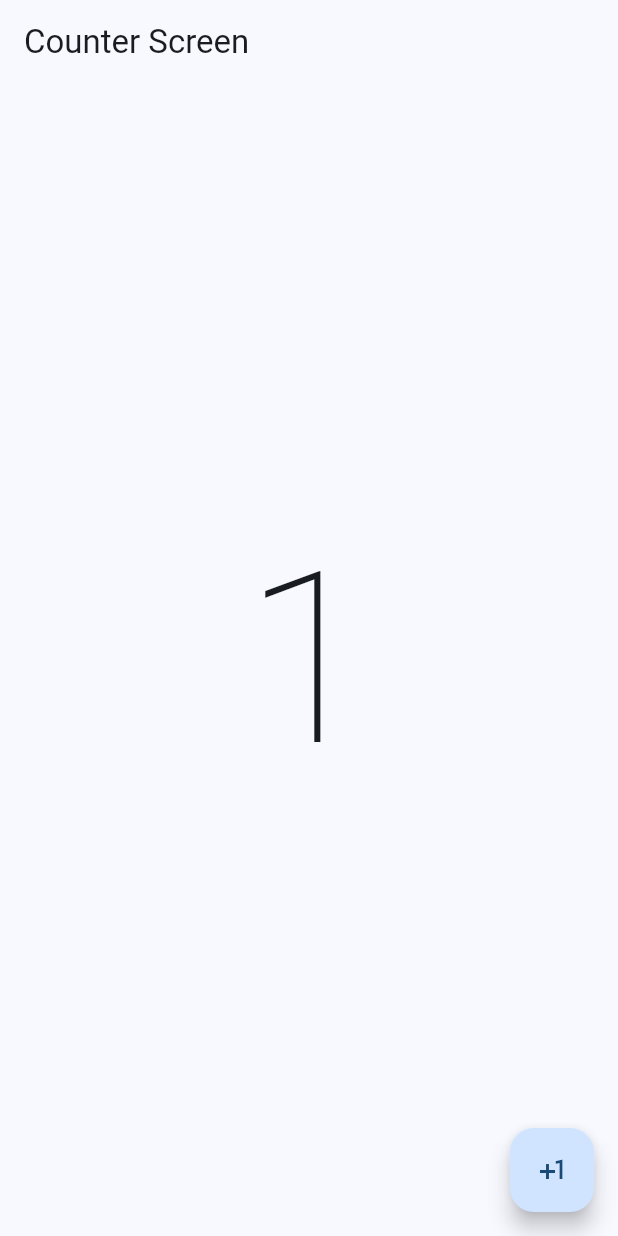
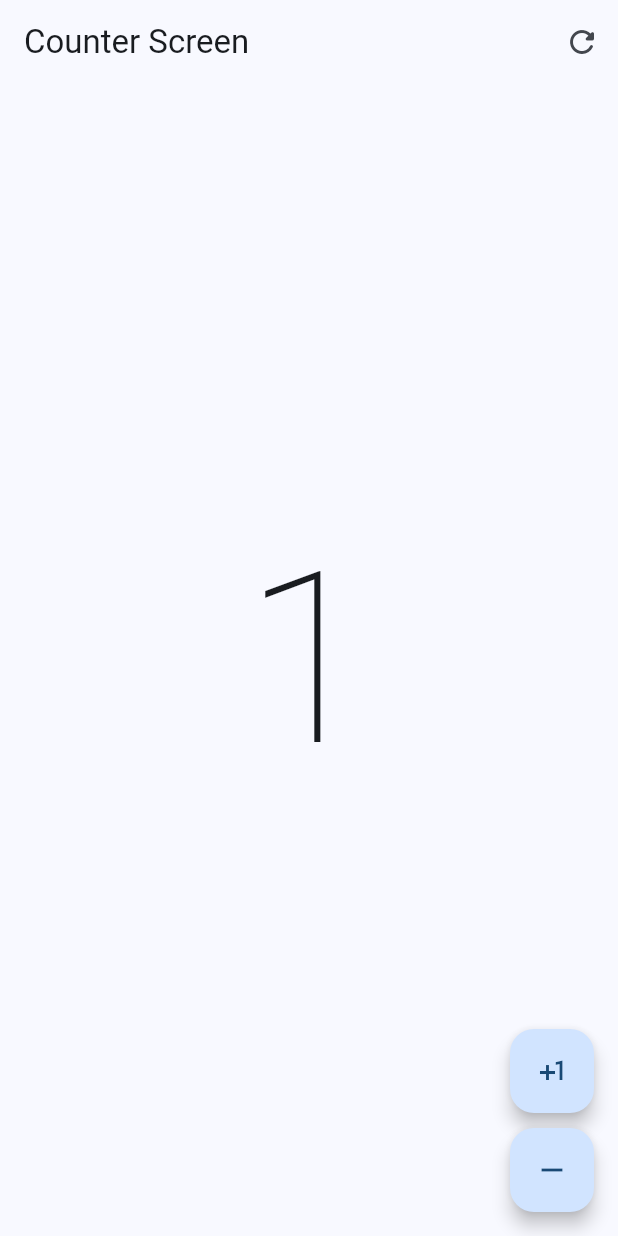
Before and after one commit to ALejoTruji/fluttercountter, a Flutter app: the screen it shows after launch, after a tap on the "plus one" icon, on a phone screen of 412 x 824 dp. Run offline on Flutter 3.47's test engine with Material 3 defaults, Android fonts, the phone set to English and light mode, and no system bars.

Commit message:
counter Fluter2

```diff
--- a/lib/main.dart
+++ b/lib/main.dart
@@ -9,7 +9,7 @@ class MyApp extends StatelessWidget {
   @override
   Widget build(BuildContext context) {
     return MaterialApp(
-      debugShowMaterialGrid: false,
+      debugShowCheckedModeBanner: false,
       theme: ThemeData(colorSchemeSeed: Colors.blue),
       home: CounterScreen(),
     );
--- a/lib/presentation/screens/CounterScreen.dart
+++ b/lib/presentation/screens/CounterScreen.dart
@@ -13,7 +13,19 @@ class _CounterScreenState extends State<CounterScreen> {
   @override
   Widget build(BuildContext context) {
     return Scaffold(
-      appBar: AppBar(title: const Text('Counter Screen')),
+      appBar: AppBar(
+        title: const Text('Counter Screen'),
+        actions: [
+          IconButton(
+            onPressed: () {
+              setState(() {
+                clickCounter = 0;
+              });
+            },
+            icon: Icon(Icons.refresh_rounded),
+          ),
+        ],
+      ),
       body: Center(
         child: Column(
           mainAxisAlignment: MainAxisAlignment.center,
@@ -25,13 +37,45 @@ class _CounterScreenState extends State<CounterScreen> {
           ],
         ),
       ),
-      floatingActionButton: FloatingActionButton(
-        onPressed: () {
-          clickCounter++;
-          setState(() {});
-        },
-        child: const Icon(Icons.plus_one),
+      floatingActionButton: Column(
+        mainAxisAlignment: MainAxisAlignment.end,
+        children: [
+          CustomButton(
+            icon: Icons.plus_one,
+            onPressed: () {
+              setState(() {
+                clickCounter++;
+              });
+            },
+          ),
+          const SizedBox(height: 10),
+          CustomButton(
+            icon: Icons.remove,
+            onPressed: () {
+              setState(() {
+                clickCounter--;
+              });
+            },
+          ),
+        ],
       ),
     );
   }
 }
+
+class CustomButton extends StatelessWidget {
+  final IconData icon;
+  final VoidCallback onPressed;
+
+  const CustomButton({super.key, required this.icon, required this.onPressed});
+
+  @override
+  Widget build(BuildContext context) {
+    return FloatingActionButton(
+      enableFeedback: true,
+      elevation: 5,
+      onPressed: onPressed,
+      child: Icon(icon),
+    );
+  }
+}
```
